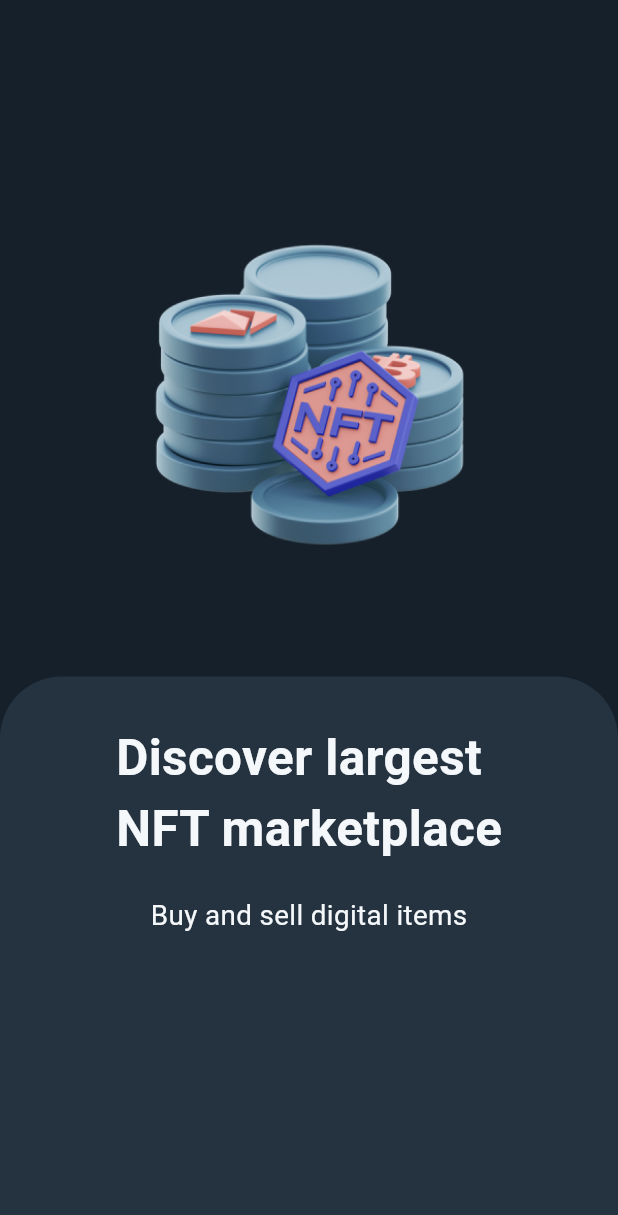
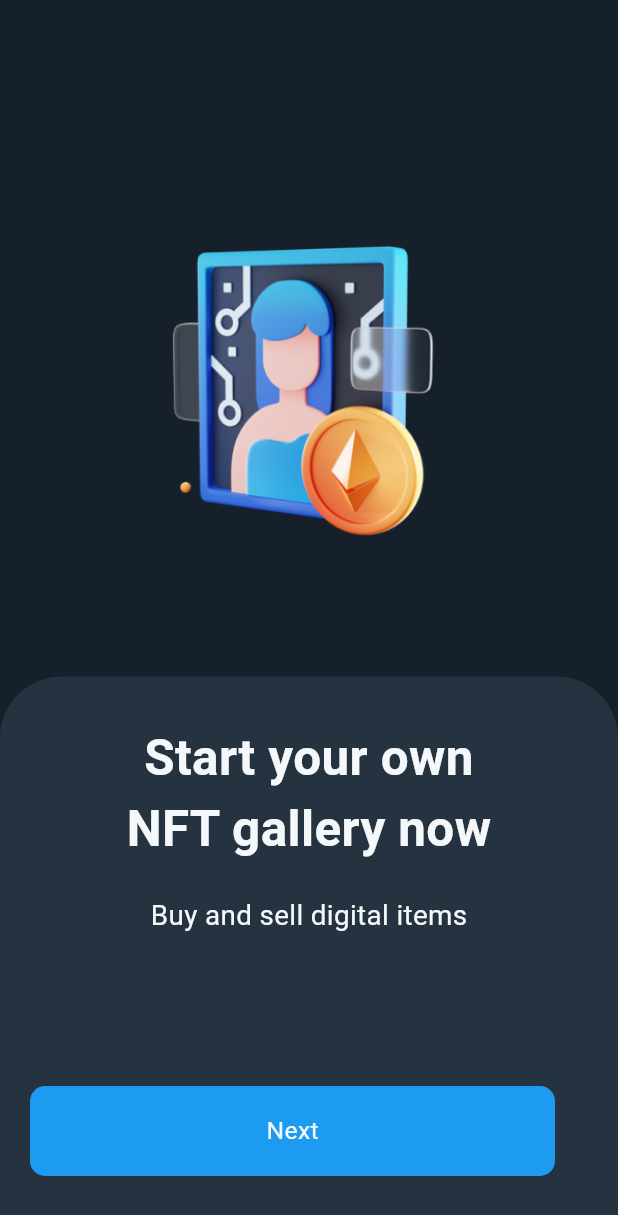
Before and after one commit to HAROONABUTABAR/nfs_app_ui, a Flutter app: the screen it shows after launch, swiped to page 2, on a phone screen of 412 x 824 dp. Shown: the top 1215 px of the screen. Run offline on Flutter 3.47's test engine with Material 3 defaults, Android fonts, the phone set to English and light mode, and no system bars; our stand-ins replace flutter_screenutil.

Commit message:
O N B O A R D I N G  P A G E

```diff
--- a/lib/core/theming/styles.dart
+++ b/lib/core/theming/styles.dart
@@ -30,7 +30,7 @@ class TextStyles {
   );
 
   static TextStyle font13DarkBlueRegular = TextStyle(
-    fontSize: 13.sp,
+    fontSize: 16.sp,
     fontWeight: FontWeightHelper.regular,
     color: ColorsManager.whiteColor,
   );
--- a/lib/features/ui/on_boarding/on_boarding.dart
+++ b/lib/features/ui/on_boarding/on_boarding.dart
@@ -1,60 +1,75 @@
-import 'package:custom_widget/core/helpers/spacing.dart';
+import 'dart:developer';
+
 import 'package:custom_widget/core/theming/colors.dart';
 import 'package:custom_widget/core/theming/styles.dart';
+import 'package:custom_widget/features/ui/on_boarding/widget/onboarding_contect.dart';
 import 'package:flutter/material.dart';
-import 'package:flutter_screenutil/flutter_screenutil.dart';
 
 class OnBordangScreen extends StatelessWidget {
   const OnBordangScreen({super.key});
 
   @override
   Widget build(BuildContext context) {
+    final List<Widget> onBorading = [
+      const OnBordingContant(
+        title: "Discover largest\nNFT marketplace",
+        subTitle: "Buy and sell digital items",
+        image: "assets/images/onbording/onbording1.png",
+      ),
+      const OnBordingContant(
+        title: "Start your own\nNFT gallery now",
+        subTitle: "Buy and sell digital items",
+        image: "assets/images/onbording/onbording2.png",
+      ),
+      const OnBordingContant(
+        title: "Discovering the\nworld of crypto art",
+        subTitle: "Buy and sell digital items",
+        image: "assets/images/onbording/onbording3.png",
+      ),
+      const OnBordingContant(
+        title: "Discovering the\nworld of crypto art",
+        subTitle: "Buy and sell digital items",
+        image: "assets/images/onbording/onbording3.png",
+      ),
+    ];
+    PageController pageController = PageController();
     return Scaffold(
-      body: PageView.builder(itemBuilder: (context, index) {
-        return Center(
-          child: Column(
-            crossAxisAlignment: CrossAxisAlignment.center,
-            children: [
-              verticalSpace(150.h),
-              Expanded(
-                flex: 0,
-                child: Image.asset(
-                  "assets/images/cons.png",
-                  width: 207,
-                  height: 207,
-                ),
-              ),
-              verticalSpace(80.h),
-              Expanded(
-                child: Container(
-                  decoration: BoxDecoration(
-                    color: ColorsManager.secondaryColor,
-                    borderRadius: BorderRadius.only(
-                        topLeft: Radius.circular(40.r),
-                        topRight: Radius.circular(40.r)),
-                  ),
-                  width: double.infinity,
-                  height: 700,
-                  child: Column(
-                    children: [
-                      verticalSpace(30),
-                      Text(
-                        "Discover largest\nNFT marketplace",
-                        style: TextStyles.font32BlueBold,
+      body: Stack(
+        children: [
+          PageView.builder(
+            onPageChanged: (value) {
+              log("message: $value");
+            },
+            controller: pageController,
+            itemCount: onBorading.length,
+            itemBuilder: (context, index) {
+              return onBorading[index];
+            },
+          ),
+          pageController.initialPage == 4
+              ? Container()
+              : Positioned(
+                  bottom: 40,
+                  left: 20,
+                  child: Center(
+                    child: Container(
+                      height: 60,
+                      width: 350,
+                      decoration: BoxDecoration(
+                        color: ColorsManager.primayColor,
+                        borderRadius: BorderRadius.circular(10),
                       ),
-                      verticalSpace(20),
-                      Text(
-                        "Buy and sell digital items",
-                        style: TextStyles.font14GrayRegular,
-                      )
-                    ],
+                      child: Center(
+                        child: Text(
+                          "Next",
+                          style: TextStyles.font13DarkBlueRegular,
+                        ),
+                      ),
+                    ),
                   ),
                 ),
-              ),
-            ],
-          ),
-        );
-      }),
+        ],
+      ),
     );
   }
 }
--- /dev/null
+++ b/lib/features/ui/on_boarding/widget/onboarding_contect.dart
@@ -0,0 +1,70 @@
+import 'package:flutter/material.dart';
+import 'package:flutter_screenutil/flutter_screenutil.dart';
+
+import '../../../../core/helpers/spacing.dart';
+import '../../../../core/theming/colors.dart';
+import '../../../../core/theming/styles.dart';
+
+class OnBordingContant extends StatelessWidget {
+  const OnBordingContant({
+    super.key,
+    required this.title,
+    required this.subTitle,
+    required this.image,
+  });
+
+  final String title;
+  final String subTitle;
+  final String image;
+  @override
+  Widget build(BuildContext context) {
+    return Center(
+      child: Column(
+        crossAxisAlignment: CrossAxisAlignment.center,
+        children: [
+          verticalSpace(150.h),
+          Expanded(
+            flex: 0,
+            child: Image.asset(
+              image,
+              width: 207,
+              height: 207,
+            ),
+          ),
+          verticalSpace(80.h),
+          Expanded(
+            child: Container(
+              decoration: BoxDecoration(
+                color: ColorsManager.secondaryColor,
+                borderRadius: BorderRadius.only(
+                    topLeft: Radius.circular(40.r),
+                    topRight: Radius.circular(40.r)),
+              ),
+              width: double.infinity,
+              height: 700,
+              child: Padding(
+                padding: const EdgeInsets.symmetric(horizontal: 10),
+                child: Column(
+                  crossAxisAlignment: CrossAxisAlignment.center,
+                  children: [
+                    verticalSpace(30),
+                    Text(
+                      title,
+                      style: TextStyles.font32BlueBold,
+                      textAlign: TextAlign.center,
+                    ),
+                    verticalSpace(20),
+                    Text(
+                      subTitle,
+                      style: TextStyles.font14GrayRegular,
+                    )
+                  ],
+                ),
+              ),
+            ),
+          ),
+        ],
+      ),
+    );
+  }
+}
--- a/pubspec.yaml
+++ b/pubspec.yaml
@@ -37,6 +37,7 @@ dependencies:
   cupertino_icons: ^1.0.6
   flutter_screenutil: ^5.9.1
   flutter_onboarding_slider: ^1.0.11
+  smooth_page_indicator: ^1.1.0
 
 dev_dependencies:
   flutter_test:
@@ -48,7 +49,7 @@ dev_dependencies:
 flutter:
   uses-material-design: true
   assets:
-    - assets/images/
+    - assets/images/onbording/
     - assets/icons/
     - assets/fonts/
   fonts:
```
Also changed, not shown: assets/images/onbording/onbording1.png (renamed from assets/images/cons.png), assets/images/onbording/onbording2.png (added), assets/images/onbording/onbording3.png (added), pubspec.lock, 4 other files.
